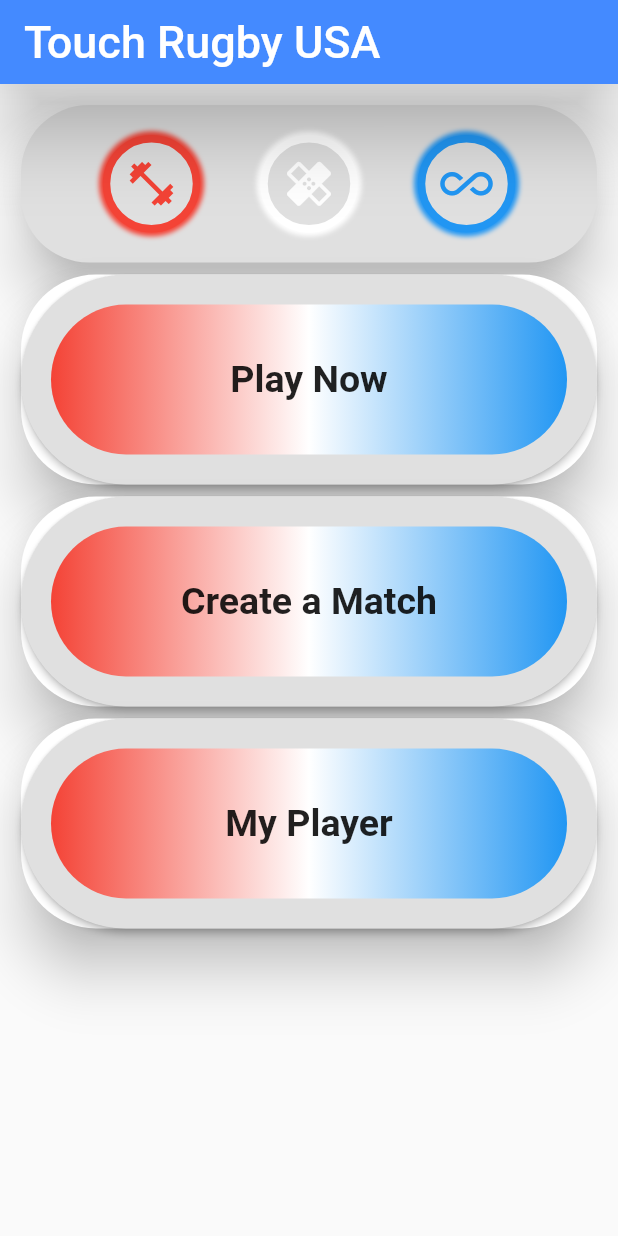
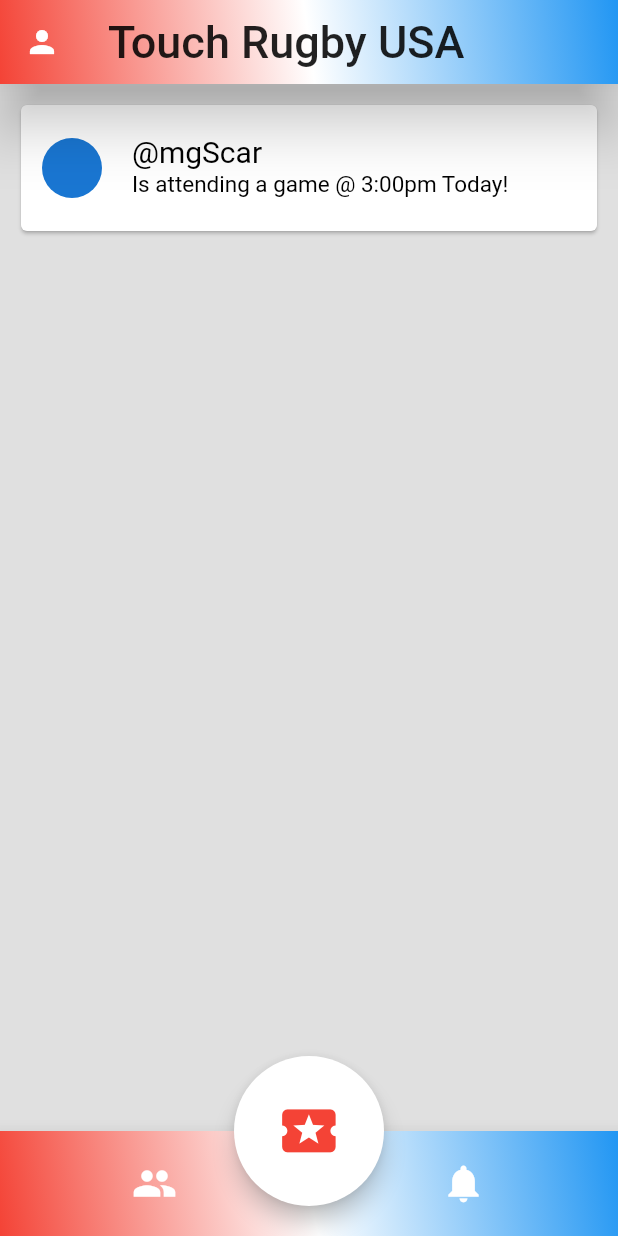
Before and after one commit to gardnerapp/rugby, a Flutter app: the screen it shows after launch, on a phone screen of 412 x 824 dp. Run offline on Flutter 3.47's test engine with Material 2 defaults, Android fonts, the phone set to English and light mode, and no system bars.

Commit message:
feed pannel, appBars

```diff
--- a/lib/components/app_bar.dart
+++ b/lib/components/app_bar.dart
@@ -1,9 +1,82 @@
 import 'package:flutter/material.dart';
 import 'package:rugby/components/styles/fonts.dart';
 
-AppBar customAppBar(String title){
-  return AppBar(title: Text(title, style: headerStyle(),),
-    backgroundColor: Colors.blueAccent,
-    elevation: 20.0,
+AppBar mainAppBar(){
+  return AppBar(title: Text("Touch Rugby USA", style: appBarHeaderText(),),
+    elevation: 16.0,
+    flexibleSpace: appBarGradient(),
+    leading: IconButton(
+        icon: Icon(Icons.person),
+        splashColor: Colors.white,
+        onPressed: (){
+      print("hello");
+      //TODO Route to Friends page
+        }),
   );
 }
+
+Container appBarGradient(){
+  return Container(
+      decoration: BoxDecoration(
+          gradient: LinearGradient(
+              begin: Alignment.bottomLeft,
+              end: Alignment.topRight,
+              colors: <Color>[Colors.red, Colors.white, Colors.blue])));
+}
+
+BottomAppBar bottomBar(){
+  return BottomAppBar(
+    elevation: 10.0,
+    child: Container(
+        decoration: BoxDecoration(
+            gradient: LinearGradient(
+                begin: Alignment.bottomLeft,
+                end: Alignment.topRight,
+                colors: <Color>[Colors.red, Colors.white, Colors.blue])),
+    height: 70.0,
+      child: Row(
+        mainAxisSize: MainAxisSize.max,
+        mainAxisAlignment: MainAxisAlignment.spaceAround,
+      crossAxisAlignment: CrossAxisAlignment.center,
+      children: <Widget>[
+            IconButton(
+              splashColor: Colors.white,
+              iconSize: 100.0,
+              icon: Icon(
+                Icons.people,
+                color: Colors.white,
+                size: 30.0,
+              ),
+              onPressed: () {},
+            ),
+            IconButton(
+              splashColor: Colors.white,
+              iconSize: 100.0,
+              icon: Icon(
+                Icons.notifications,
+                color: Colors.white,
+                size: 30.0,
+              ),
+              onPressed: () {},
+            ),
+          ],
+        ),
+      ));
+}
+
+Container bottomBarButton(){
+  return Container(
+    height: 100,
+    width: 100,
+    child: FittedBox(
+      child: FloatingActionButton(
+        splashColor: Colors.red,
+          backgroundColor: Colors.white,
+          child: Icon(
+            Icons.local_activity,
+            color: Colors.red,
+          ),
+          onPressed: (){}),
+    ),
+  );
+}
--- a/lib/components/big_main_button.dart
+++ /dev/null
@@ -1,38 +0,0 @@
-import 'package:flutter/material.dart';
-class BigMainButton extends StatelessWidget {
-  final String text;
-  final Color splash;
-  BigMainButton(this.text, this.splash);
-  @override
-  Widget build(BuildContext context) {
-    return  Card(
-        shape: RoundedRectangleBorder(
-            borderRadius: BorderRadius.circular(50.0)),
-        color: Colors.white,
-        elevation: 16.0,
-        child: RaisedButton(
-          splashColor: this.splash,
-          onPressed: () {},
-          shape: RoundedRectangleBorder(
-              borderRadius: BorderRadius.circular(80.0)),
-          padding: const EdgeInsets.all(20.0),
-          child: Ink(
-            decoration: const BoxDecoration(
-              gradient: LinearGradient(colors: <Color>[
-                Colors.red,
-                Colors.white,
-                Colors.blue
-              ]),
-              borderRadius: BorderRadius.all(Radius.circular(80.0)),
-            ),
-            child: Container(
-              constraints: const BoxConstraints(
-                  minWidth: 100.0, minHeight: 100.0),
-              // min sizes for Material buttons
-              alignment: Alignment.center,
-              child: Text("${this.text}", style: TextStyle(fontSize: 25.0, fontWeight: FontWeight.bold), textAlign: TextAlign.center,),
-            ),
-          ),
-        ));
-  }
-}
--- /dev/null
+++ b/lib/components/friend_panel.dart
@@ -0,0 +1,41 @@
+import 'package:flutter/material.dart';
+
+//profile picture
+//username
+//description of action
+//clickable
+
+
+class FriendPanel extends StatelessWidget {
+  @override
+  Widget build(BuildContext context) {
+    return Card(
+      child: ListTile(
+        contentPadding: EdgeInsets.all(10.0),
+        leading: GestureDetector(
+          behavior: HitTestBehavior.translucent,
+          onTap: () {
+
+          },
+          child: Container(
+            width: 48,
+            height: 48,
+            padding: EdgeInsets.symmetric(vertical: 4.0),
+            alignment: Alignment.center,
+            child: CircleAvatar(),
+          ),
+        ),
+        title: Text('@mgScar', style: TextStyle(
+          color: Colors.black, fontSize: 20.0,
+        ),),
+        dense: true,
+        subtitle: Text(
+              "Is attending a game @ 3:00pm Today!", style: TextStyle(
+            color: Colors.black, fontSize: 15.0,
+
+        ),
+        ),
+      )
+    );
+  }
+}
--- a/lib/components/styles/fonts.dart
+++ b/lib/components/styles/fonts.dart
@@ -1,8 +1,8 @@
 import 'package:flutter/material.dart';
 
-TextStyle headerStyle(){
+TextStyle appBarHeaderText(){
   return TextStyle(
-    color: Colors.white,
+    color: Colors.black87,
     fontSize: 30.0,
   );
 }
--- /dev/null
+++ b/lib/feeds/friend_feed.dart
@@ -0,0 +1,17 @@
+import 'package:flutter/material.dart';
+import 'package:rugby/components/friend_panel.dart';
+
+class FriendFeed extends StatelessWidget {
+  @override
+  Widget build(BuildContext context) {
+    return Container(
+      color: Colors.grey[300],
+      child: ListView(
+        padding: EdgeInsets.all(10.0),
+        children: <Widget>[
+          FriendPanel()
+        ],
+      ),
+    );
+  }
+}
--- /dev/null
+++ b/lib/feeds/location_feed.dart
@@ -0,0 +1,8 @@
+import 'package:flutter/material.dart';
+
+class LocationFeed extends StatelessWidget {
+  @override
+  Widget build(BuildContext context) {
+    return Container(color: Colors.lightBlueAccent,);
+  }
+}
--- a/lib/main.dart
+++ b/lib/main.dart
@@ -1,7 +1,8 @@
 import 'package:flutter/material.dart';
 import 'package:rugby/components/app_bar.dart';
-import 'package:rugby/components/big_main_button.dart';
+import 'package:rugby/feeds/friend_feed.dart';
 import 'package:rugby/main_button.dart';
+import 'package:rugby/feeds/location_feed.dart';
 
 //create game
 //rsvp to game
@@ -27,16 +28,18 @@ class Home extends StatelessWidget {
   @override
   Widget build(BuildContext context) {
     return Scaffold(
-        appBar: customAppBar("Touch Rugby USA"),
-        body: ListView(
-          padding: const EdgeInsets.all(10),
+        appBar: mainAppBar(),
+        body: PageView(
           children: <Widget>[
-            Work(),
-            BigMainButton("Play Now", Colors.red),
-            BigMainButton("Create a Match", Colors.white),
-            BigMainButton("My Player", Colors.blue),
+            FriendFeed(),
+            LocationFeed(),
           ],
-        ));
+        ),
+    floatingActionButtonLocation: FloatingActionButtonLocation.centerDocked,
+      floatingActionButton: bottomBarButton(),
+      bottomNavigationBar: bottomBar(),
+
+    );
   }
 }
 
```
Also changed, not shown: lib/components/location_panel.dart (added), lib/models/user.dart (added).
